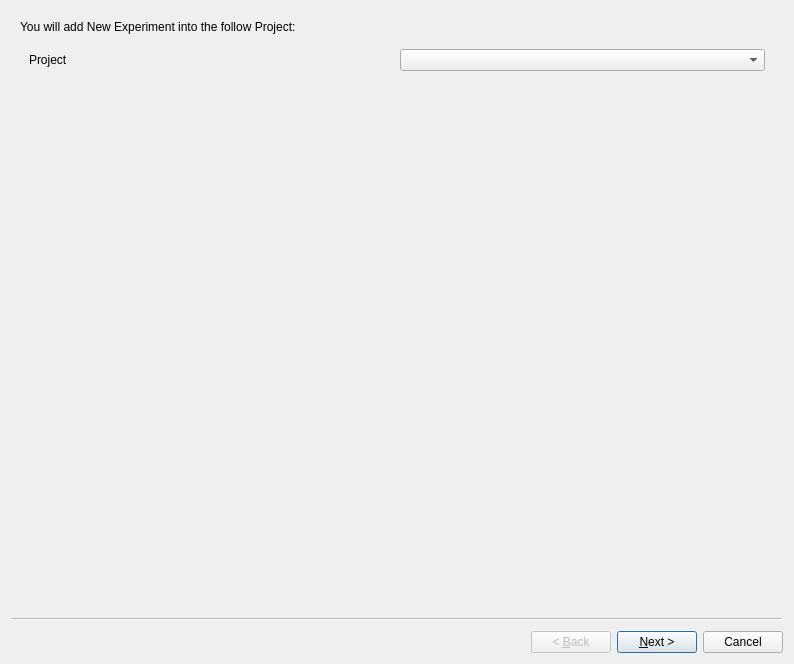
Above: ime/ui/ui_add_files_wizard_skip.ui from UoA-eResearch/mytardis_ime before the change. Below: the same form after it.
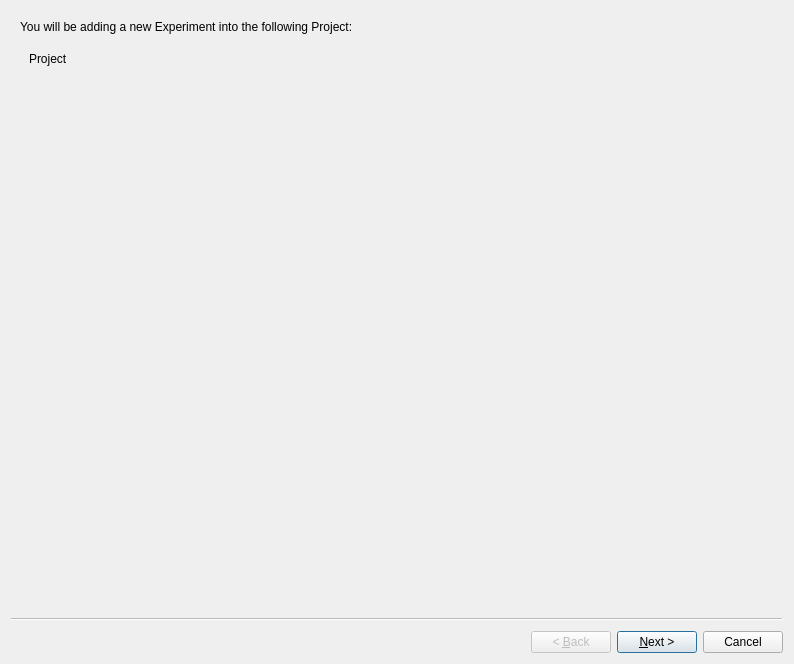
That is the form after the change. Custom widgets are drawn as their Qt base class.

Commit message: Fix project list in add to existing menu not showing project by default

What changed in the file:
```diff
--- a/ime/ui/ui_add_files_wizard_skip.ui
+++ b/ime/ui/ui_add_files_wizard_skip.ui
@@ -21,23 +21,27 @@
     <item>
      <widget class="QLabel" name="label">
       <property name="text">
-       <string>You will add New Experiment into the follow Project:</string>
+       <string>You will be adding a new Experiment into the following Project:</string>
       </property>
      </widget>
     </item>
     <item>
      <widget class="QWidget" name="existingProjectForm" native="true">
-      <layout class="QGridLayout" name="gridLayout_9">
-       <item row="0" column="1">
-        <widget class="QComboBox" name="existingProjectList_1"/>
-       </item>
-       <item row="0" column="0">
+      <layout class="QGridLayout" name="gridLayout">
+       <item row="0" column="0" rowspan="2" colspan="2">
         <widget class="QLabel" name="label_2">
          <property name="text">
           <string>Project</string>
          </property>
         </widget>
        </item>
+       <item row="1" column="1">
+        <widget class="QLabel" name="existingProjectName">
+         <property name="text">
+          <string/>
+         </property>
+        </widget>
+       </item>
       </layout>
      </widget>
     </item>
```
Left out of the diff: 34 changed lines with no effect on the pictures. The commit also changes 3 other files.
